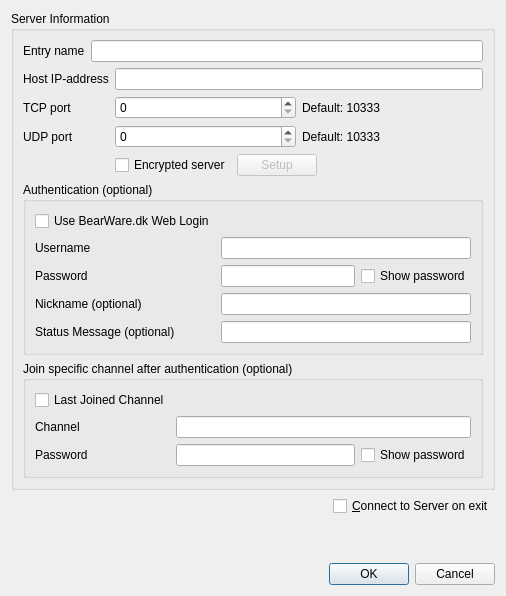
Old version of the form Client/qtTeamTalk/serverdlg.ui in the repository BearWare/TeamTalk5.
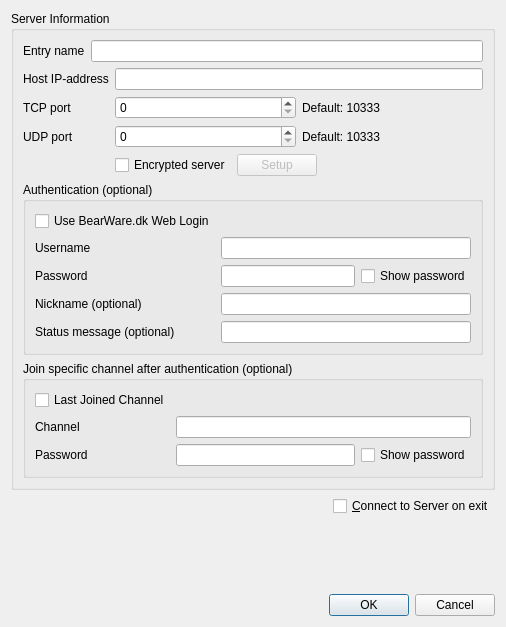
New version of the form.

Commit message: Lower case "Status message"

Diff of the .ui file:
```diff
--- a/Client/qtTeamTalk/serverdlg.ui
+++ b/Client/qtTeamTalk/serverdlg.ui
@@ -7,7 +7,7 @@
     <x>0</x>
     <y>0</y>
     <width>506</width>
-    <height>596</height>
+    <height>627</height>
    </rect>
   </property>
   <property name="windowTitle">
@@ -226,7 +226,7 @@
          <item row="4" column="0">
           <widget class="QLabel" name="label_status">
            <property name="text">
-            <string>Status Message (optional)</string>
+            <string>Status message (optional)</string>
            </property>
            <property name="buddy">
             <cstring>statusmsgEdit</cstring>
```
